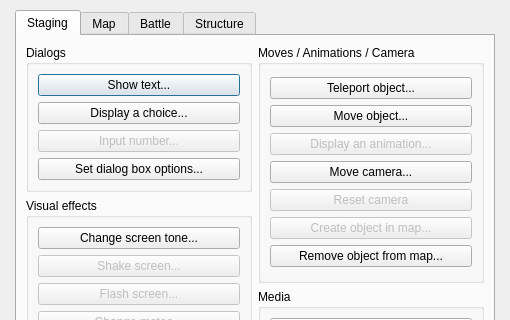
The window that Editor/Dialogs/dialogcommands.ui (RPG-Paper-Maker/RPG-Paper-Maker) describes before a commit, drawn with Qt 5; both pictures show x 0 to 510 and y 0 to 320 of the 510 by 600 pixel window.
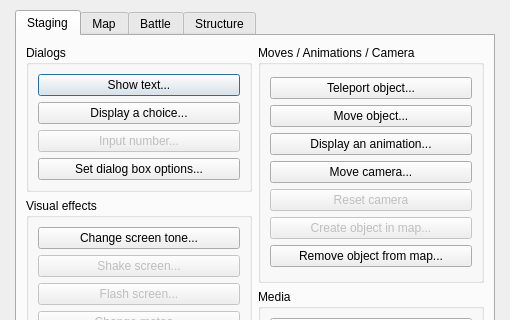
The same window after the commit.

```diff
--- a/Editor/Dialogs/dialogcommands.ui
+++ b/Editor/Dialogs/dialogcommands.ui
@@ -116,7 +116,7 @@
               <item>
                <widget class="QPushButton" name="pushButtonDisplayAnimation">
                 <property name="enabled">
-                 <bool>false</bool>
+                 <bool>true</bool>
                 </property>
                 <property name="text">
                  <string>Display an animation...</string>
```
